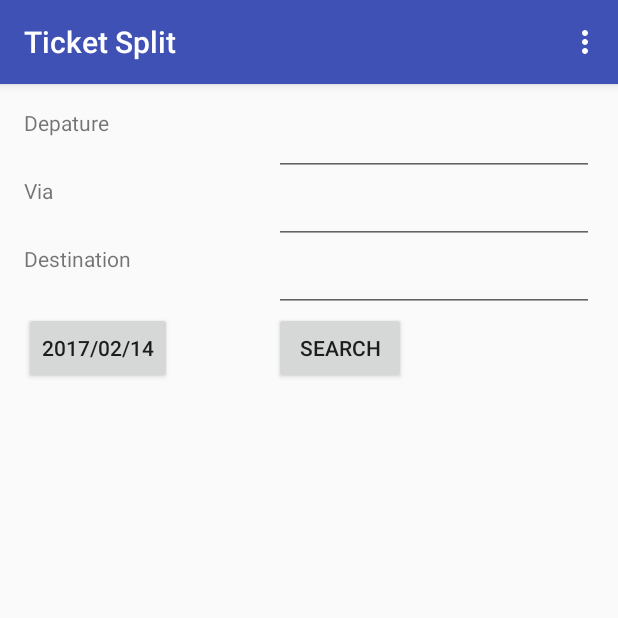
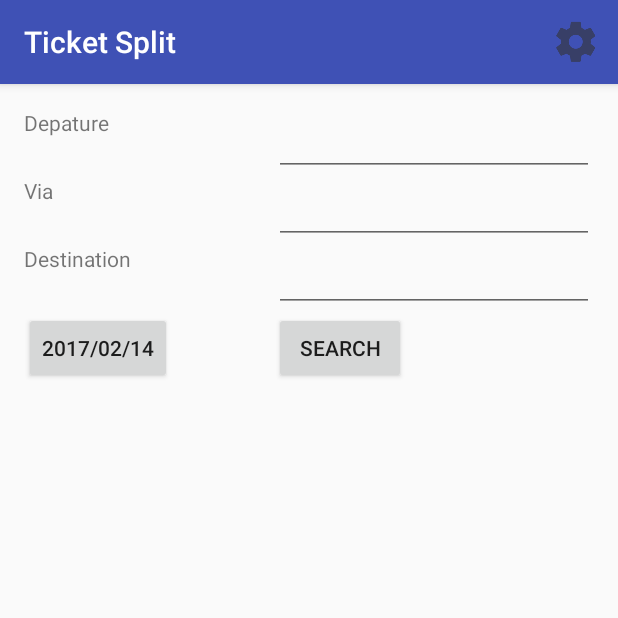
Before and after one commit to hiyuki2578/devcamp2016-b, an Android app: the screen it shows after launch (MainActivity), on a phone screen of 412 x 824 dp, the top half of it. Run offline under Robolectric (Android 15) with nearby library versions, the phone set to English and light mode, and no system bars; our stand-ins replace Volley; libraries missing offline, so code that uses them is left out: com.deploygate.sdk; 2 statements that could not run were skipped.

Commit message:
設定ボタンが抜けているのを修正

```diff
--- a/app/src/main/java/jp/android_group/student/ticketsplit/MainActivity.java
+++ b/app/src/main/java/jp/android_group/student/ticketsplit/MainActivity.java
@@ -167,7 +167,7 @@ public class MainActivity extends AppCompatActivity implements View.OnClickListe
 	@Override
 	public boolean onOptionsItemSelected(MenuItem item){
 		switch (item.getItemId()){
-			case R.id.settings:
+			case R.id.action_settings:
 				Intent intent = new Intent(this, Preference.class);
 				startActivity(intent);
 				return true;
--- a/app/src/main/res/layout/activity_main.xml
+++ b/app/src/main/res/layout/activity_main.xml
@@ -1,6 +1,7 @@
 <?xml version="1.0" encoding="utf-8"?>
 <RelativeLayout
 	xmlns:android="http://schemas.android.com/apk/res/android"
+	xmlns:app="http://schemas.android.com/apk/res-auto"
 	xmlns:tools="http://schemas.android.com/tools"
 	android:id="@+id/activity_main"
 	android:layout_width="match_parent"
--- a/app/src/main/res/menu/main.xml
+++ b/app/src/main/res/menu/main.xml
@@ -2,7 +2,7 @@
 <menu xmlns:app="http://schemas.android.com/apk/res-auto"
 	  xmlns:android="http://schemas.android.com/apk/res/android">
 
-	<item android:title="@string/Settings"
-		  android:id="@+id/settings"
-		/>
+    <item android:id="@+id/action_settings" android:title="@string/Settings"
+		android:orderInCategory="100" app:showAsAction="ifRoom|withText" android:icon="@drawable/ic_setting"/>
+
 </menu>
```
Also changed, not shown: app/src/main/ic_launcher-web.png (added), 1 other file.
